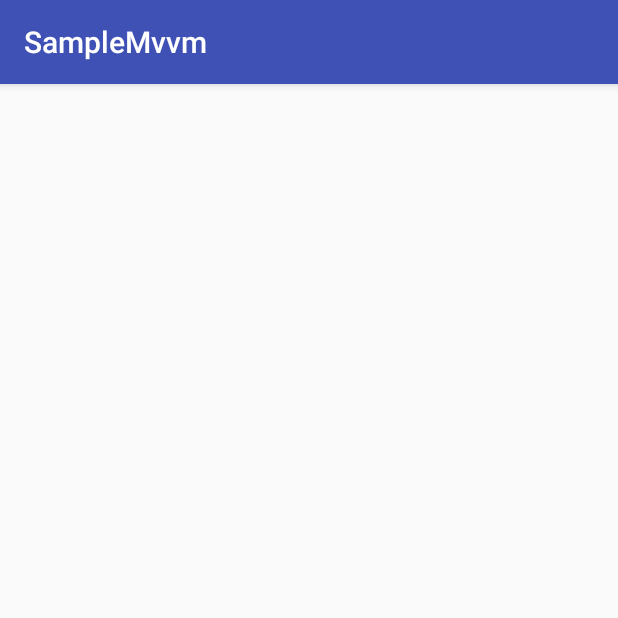
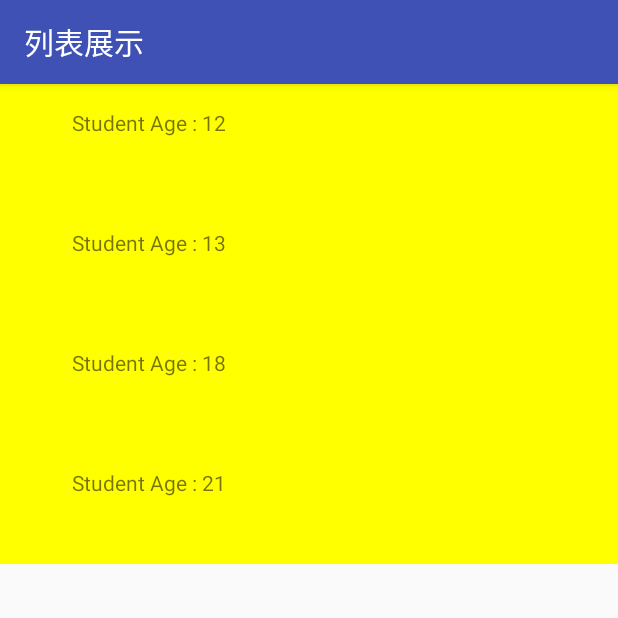
Before and after one commit to qingmei2/MvvmApp-Android, an Android app: the RecyclerBindActivity screen opened directly, with no data from a screen before it, on a phone screen of 412 x 824 dp, the top half of it. Run offline under Robolectric (Android 15) with nearby library versions, the phone set to English and light mode, and no system bars; our stand-ins replace data binding; 3 statements that could not run were skipped.

Commit message:
code commit

```diff
--- a/app/src/main/java/com/mei_husky/samplemvvm/model/Student.java
+++ b/app/src/main/java/com/mei_husky/samplemvvm/model/Student.java
@@ -23,7 +23,8 @@ public class Student extends BaseObservable {
     /**
      * ObservableObject 实现数据绑定
      */
-    public int age;
+    //这里最好是private，否则在xml的代码提示会有两个age（1，成员变量的直接引用 2，代码模板生成 效果一样）
+    private int age;
 
     @Bindable
     public int getAge() {
--- a/app/src/main/java/com/mei_husky/samplemvvm/view/DataBindingBaseActivity.java
+++ b/app/src/main/java/com/mei_husky/samplemvvm/view/activity/DataBindingBaseActivity.java
@@ -1,4 +1,4 @@
-package com.mei_husky.samplemvvm.view;
+package com.mei_husky.samplemvvm.view.activity;
 
 import android.databinding.DataBindingUtil;
 import android.databinding.ObservableArrayMap;
--- a/app/src/main/java/com/mei_husky/samplemvvm/view/MainActivity.java
+++ b/app/src/main/java/com/mei_husky/samplemvvm/view/activity/MainActivity.java
@@ -1,4 +1,4 @@
-package com.mei_husky.samplemvvm.view;
+package com.mei_husky.samplemvvm.view.activity;
 
 import android.content.Intent;
 import android.databinding.DataBindingUtil;
@@ -39,6 +39,9 @@ public class MainActivity extends AppCompatActivity {
             startActivity(new Intent(MainActivity.this,DataBindingBaseActivity.class));
         }
 
+        public void recyclerView(){
+            startActivity(new Intent(MainActivity.this,RecyclerBindActivity.class));
+        }
 
     }
 }
--- a/app/src/main/java/com/mei_husky/samplemvvm/view/RecyclerBindActivity.java
+++ b/app/src/main/java/com/mei_husky/samplemvvm/view/activity/RecyclerBindActivity.java
@@ -1,18 +1,23 @@
-package com.mei_husky.samplemvvm.view;
+package com.mei_husky.samplemvvm.view.activity;
 
 import android.databinding.DataBindingUtil;
 import android.os.Bundle;
 import android.support.v7.app.AppCompatActivity;
+import android.support.v7.widget.LinearLayoutManager;
+import android.support.v7.widget.RecyclerView;
 
+import com.mei_husky.samplemvvm.BR;
 import com.mei_husky.samplemvvm.R;
 import com.mei_husky.samplemvvm.databinding.ActivityRecyclerBindBinding;
 import com.mei_husky.samplemvvm.model.Student;
+import com.mei_husky.samplemvvm.view.adapter.SimpleAdapter;
 
 import java.util.ArrayList;
 
 public class RecyclerBindActivity extends AppCompatActivity {
 
     private ActivityRecyclerBindBinding binding;
+    private RecyclerView recyclerView;
 
     @Override
     protected void onCreate(Bundle savedInstanceState) {
@@ -22,6 +27,13 @@ public class RecyclerBindActivity extends AppCompatActivity {
 
     private void bind() {
         binding = DataBindingUtil.setContentView(this, R.layout.activity_recycler_bind);
+
+        ArrayList<Student> students = getStudents();
+        recyclerView = (RecyclerView) findViewById(R.id.recycler_view);
+
+        SimpleAdapter<Student> simpleAdapter = new SimpleAdapter<>(students, R.layout.item_recycler_view, BR.item_student);
+        recyclerView.setLayoutManager(new LinearLayoutManager(this, LinearLayoutManager.VERTICAL, false));
+        recyclerView.setAdapter(simpleAdapter);
     }
 
     private ArrayList<Student> getStudents() {
--- /dev/null
+++ b/app/src/main/java/com/mei_husky/samplemvvm/view/adapter/SimpleAdapter.java
@@ -0,0 +1,53 @@
+package com.mei_husky.samplemvvm.view.adapter;
+
+import android.databinding.DataBindingUtil;
+import android.databinding.ViewDataBinding;
+import android.support.v7.widget.RecyclerView;
+import android.util.Log;
+import android.view.LayoutInflater;
+import android.view.ViewGroup;
+
+import java.util.List;
+
+/**
+ * Created by fcn-mq on 2017/5/26.
+ */
+
+public class SimpleAdapter<T> extends RecyclerView.Adapter<SimpleViewHolder> {
+
+    private List<T> mDatas;
+
+    private int layoutId;
+
+    private int brId;
+
+    public SimpleAdapter(List<T> mDatas, int layoutId, int brId) {
+        this.mDatas = mDatas;
+        this.layoutId = layoutId;
+        this.brId = brId;
+    }
+
+    @Override
+    public SimpleViewHolder onCreateViewHolder(ViewGroup parent, int viewType) {
+        LayoutInflater inflater = LayoutInflater.from(parent.getContext());
+        ViewDataBinding binding = DataBindingUtil.inflate(inflater, layoutId, parent, false);
+        return new SimpleViewHolder(binding);
+    }
+
+    /**
+     * When a variable or observable changes, the binding will be scheduled to change before the next frame. There are times, however,
+     * when binding must be executed immediately. To force execution, use the executePendingBindings() method.
+     * 当变量或observable发生变化时，绑定将被安排在下一帧之前更改。 有时候，绑定必须立即执行。 要强制执行，请使用executePendingBindings（）方法。
+     */
+    @Override
+    public void onBindViewHolder(SimpleViewHolder holder, int position) {
+        Log.i("tag","onBindViewHolder");
+        holder.getBinding().setVariable(brId,mDatas.get(position));
+        holder.getBinding().executePendingBindings();
+    }
+
+    @Override
+    public int getItemCount() {
+        return mDatas == null ? 0 : mDatas.size();
+    }
+}
--- /dev/null
+++ b/app/src/main/java/com/mei_husky/samplemvvm/view/adapter/SimpleViewHolder.java
@@ -0,0 +1,23 @@
+package com.mei_husky.samplemvvm.view.adapter;
+
+import android.databinding.ViewDataBinding;
+import android.support.v7.widget.RecyclerView;
+
+/**
+ * Created by fcn-mq on 2017/5/26.
+ */
+
+public class SimpleViewHolder extends RecyclerView.ViewHolder {
+
+    private ViewDataBinding binding;
+
+    public SimpleViewHolder(ViewDataBinding binding) {
+        super(binding.getRoot());
+        this.binding = binding;
+    }
+
+    public ViewDataBinding getBinding() {
+        return binding;
+    }
+
+}
--- a/app/src/main/res/layout/activity_data_binding_base.xml
+++ b/app/src/main/res/layout/activity_data_binding_base.xml
@@ -13,7 +13,7 @@
 
         <variable
             name="presenter"
-            type="com.mei_husky.samplemvvm.view.DataBindingBaseActivity.Presenter" />
+            type="com.mei_husky.samplemvvm.view.activity.DataBindingBaseActivity.Presenter" />
 
         <!--泛型的支持会在编译时期报红线，但是是可以直接运行的,但是需要通过转义字符才行，如：&lt;数据类型> 或者&lt;数据类型&gt;-->
         <variable
@@ -33,7 +33,7 @@
         android:layout_width="match_parent"
         android:layout_height="match_parent"
         android:orientation="vertical"
-        tools:context="com.mei_husky.samplemvvm.view.DataBindingBaseActivity">
+        tools:context="com.mei_husky.samplemvvm.view.activity.DataBindingBaseActivity">
 
         <!--固定字符 我们可以用 `` 包裹，对应的，外部用""包裹-->
         <Button
--- a/app/src/main/res/layout/activity_recycler_bind.xml
+++ b/app/src/main/res/layout/activity_recycler_bind.xml
@@ -14,6 +14,7 @@
         android:orientation="vertical">
 
         <android.support.v7.widget.RecyclerView
+            android:id="@+id/recycler_view"
             android:layout_width="match_parent"
             android:layout_height="match_parent" />
 
--- /dev/null
+++ b/app/src/main/res/layout/item_recycler_view.xml
@@ -0,0 +1,35 @@
+<?xml version="1.0" encoding="utf-8"?>
+<layout xmlns:android="http://schemas.android.com/apk/res/android">
+
+    <data>
+
+        <variable
+            name="item_student"
+            type="com.mei_husky.samplemvvm.model.Student" />
+
+    </data>
+
+    <LinearLayout
+        android:layout_width="match_parent"
+        android:layout_height="80dp"
+        android:background="#ff0"
+        android:orientation="horizontal">
+
+        <TextView
+            android:layout_width="wrap_content"
+            android:layout_height="wrap_content"
+            android:layout_margin="16dp"
+            android:gravity="center_vertical"
+            android:text="@{`Student Name : `+ item_student.name.get()}" />
+
+        <!--显示年龄，点击年龄+3，同时paddingleft也绑定年龄-->
+        <TextView
+            android:layout_width="wrap_content"
+            android:layout_height="wrap_content"
+            android:layout_margin="16dp"
+            android:gravity="center_vertical"
+            android:paddingLeft="@{item_student.age}"
+            android:text="@{`Student Age : `+item_student.age}" />
+
+    </LinearLayout>
+</layout>
```
Also changed, not shown: app/src/main/AndroidManifest.xml (+4 -3 lines), app/src/main/java/com/mei_husky/samplemvvm/view/bind/BindingUtil.java (added, +27 -0 lines), app/src/main/res/layout/activity_main.xml (+9 -2 lines).
